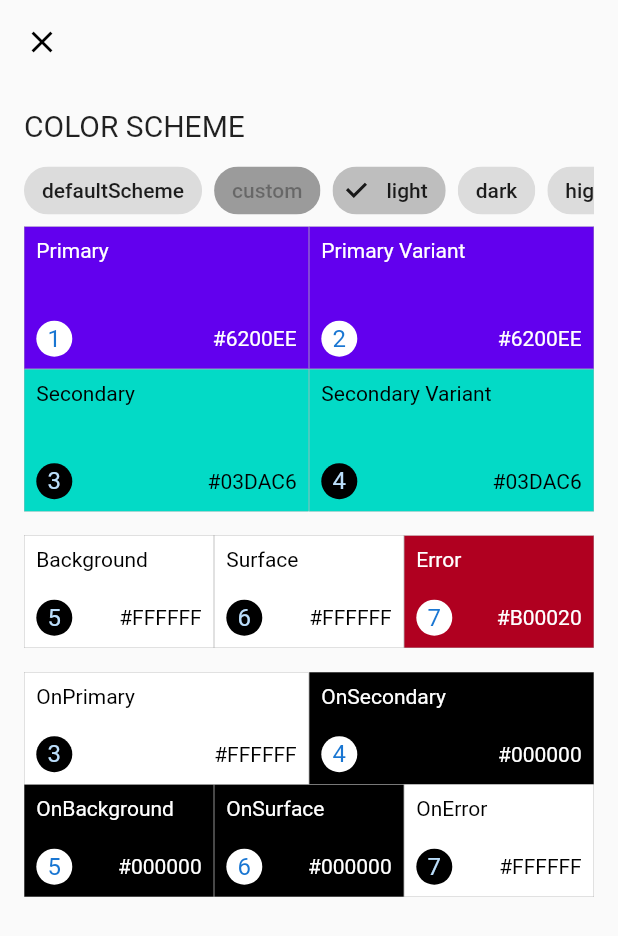
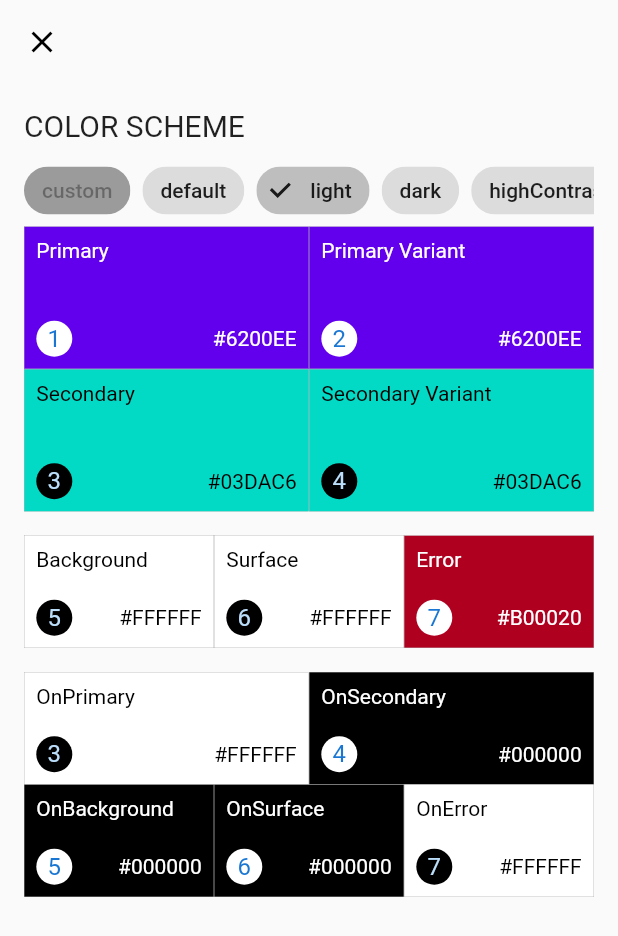
Before and after one commit to wondertalik/flutter_app_theme, a Flutter app: the ColorSchemePage screen opened directly, after a tap on "light", on a phone screen of 412 x 824 dp. Shown: the top 936 px of the screen. Run offline on Flutter 3.47's test engine with Material 2 defaults, Android fonts, the phone set to English and light mode, and no system bars; our stand-ins replace bloc, equatable, flutter_bloc, flutter_colorpicker, google_fonts.

Commit message:
feat: add posibility to edit default color scheme

```diff
--- a/lib/demo/view/demo_content.dart
+++ b/lib/demo/view/demo_content.dart
@@ -10,7 +10,6 @@ class DemoContent extends StatelessWidget {
   @override
   Widget build(BuildContext context) {
     final widgets = <Widget>[
-      // const ColorSchemeWidget(),
       const Buttons(),
       const TopAppBar(),
       const TabBars(),
@@ -45,7 +44,7 @@ class DemoContent extends StatelessWidget {
                     return ActionChip(
                       avatar: const Icon(Icons.expand_more),
                       label: Text(
-                          'Color Scheme:  ${describeEnum(state.schemeVariant)}'),
+                          'Color Scheme:  ${describeEnum(state.schemeVariant).replaceAll('Scheme', '')}'),
                       onPressed: () {
                         Navigator.of(context).push(ColorSchemePage.route());
                       },
--- a/lib/features/color_scheme/presentation/cubit/demo_color_cubit.dart
+++ b/lib/features/color_scheme/presentation/cubit/demo_color_cubit.dart
@@ -4,10 +4,10 @@ import 'package:flutter/material.dart';
 part 'demo_color_state.dart';
 
 class DemoColorCubit extends Cubit<DemoColorState> {
-  DemoColorCubit() : super(const DemoColorState.defaultScheme());
+  DemoColorCubit() : super(DemoColorState.defaultScheme());
 
   void changeDefaultScheme() {
-    emit(const DemoColorState.defaultScheme());
+    emit(DemoColorState.defaultScheme());
   }
 
   void changeToLight() {
--- a/lib/features/color_scheme/presentation/cubit/demo_color_state.dart
+++ b/lib/features/color_scheme/presentation/cubit/demo_color_state.dart
@@ -6,7 +6,11 @@ class DemoColorState extends Equatable {
     this.schemeVariant = ColorSchemeVariant.defaultScheme,
   });
 
-  const DemoColorState.defaultScheme() : this();
+  DemoColorState._({
+    this.schemeVariant = ColorSchemeVariant.defaultScheme,
+  }) : colorScheme = ThemeData().colorScheme;
+
+  DemoColorState.defaultScheme() : this._();
 
   const DemoColorState.light()
       : this(
--- a/lib/features/color_scheme/presentation/view/color_scheme_content.dart
+++ b/lib/features/color_scheme/presentation/view/color_scheme_content.dart
@@ -32,21 +32,22 @@ class ColorSchemeContent extends StatelessWidget {
                     Padding(
                       padding: const EdgeInsets.only(right: 8.0),
                       child: InputChip(
+                        label: Text(describeEnum(ColorSchemeVariant.custom)),
+                        selected: demoColorCubit.state.schemeVariant ==
+                            ColorSchemeVariant.custom,
+                      ),
+                    ),
+                    Padding(
+                      padding: const EdgeInsets.only(right: 8.0),
+                      child: InputChip(
                         label: Text(
-                            describeEnum(ColorSchemeVariant.defaultScheme)),
+                            describeEnum(ColorSchemeVariant.defaultScheme)
+                                .replaceAll('Scheme', '')),
                         selected: demoColorCubit.state.schemeVariant ==
                             ColorSchemeVariant.defaultScheme,
                         onSelected: (value) {
                           demoColorCubit.changeDefaultScheme();
                         },
-                      ),
-                    ),
-                    Padding(
-                      padding: const EdgeInsets.only(right: 8.0),
-                      child: InputChip(
-                        label: Text(describeEnum(ColorSchemeVariant.custom)),
-                        selected: demoColorCubit.state.schemeVariant ==
-                            ColorSchemeVariant.custom,
                       ),
                     ),
                     Padding(
@@ -308,8 +309,7 @@ class _ColorContainerState extends State<_ColorContainer> {
   Widget build(BuildContext context) {
     currentColor = widget.backgroundColor;
     return InkWell(
-      onTap: context.read<DemoColorCubit>().state.colorScheme != null
-          ? () {
+      onTap: () {
         showModalBottomSheet(
             context: context,
             builder: (context) {
@@ -337,8 +337,7 @@ class _ColorContainerState extends State<_ColorContainer> {
                 ),
               );
             });
-            }
-          : null,
+      },
       child: Container(
         decoration: BoxDecoration(
           border: Border.all(width: 0.2, color: Colors.grey.shade500),
```
Lines whose indentation alone changed are shown as unchanged.
